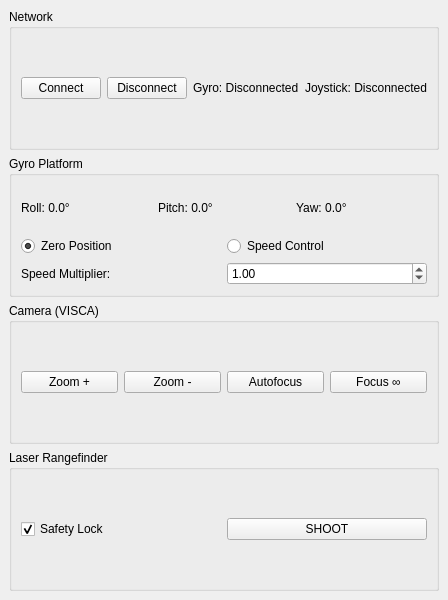
Shimanovich/gsp_control, file mainwindow.ui: the form before one commit.
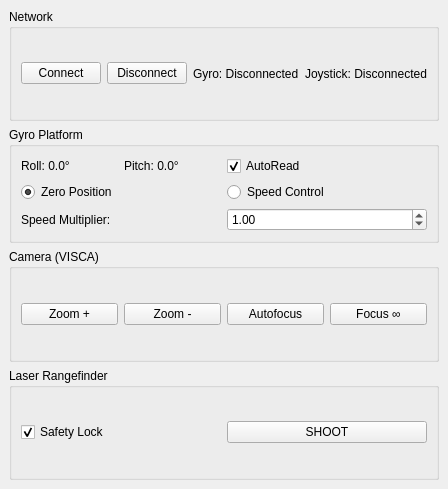
The form after the commit.

```diff
--- a/mainwindow.ui
+++ b/mainwindow.ui
@@ -6,8 +6,8 @@
    <rect>
     <x>0</x>
     <y>0</y>
-    <width>262</width>
-    <height>600</height>
+    <width>316</width>
+    <height>489</height>
    </rect>
   </property>
   <property name="windowTitle">
@@ -17,6 +17,9 @@
    <layout class="QVBoxLayout" name="verticalLayout">
     <item>
      <widget class="QGroupBox" name="groupNetwork">
+      <property name="enabled">
+       <bool>true</bool>
+      </property>
       <property name="title">
        <string>Network</string>
       </property>
@@ -65,21 +68,7 @@
          </property>
         </widget>
        </item>
-       <item row="0" column="1">
-        <widget class="QLabel" name="labelPitch">
-         <property name="text">
-          <string>Pitch: 0.0°</string>
-         </property>
-        </widget>
-       </item>
-       <item row="0" column="2">
-        <widget class="QLabel" name="labelYaw">
-         <property name="text">
-          <string>Yaw: 0.0°</string>
-         </property>
-        </widget>
-       </item>
-       <item row="1" column="0" colspan="3">
+       <item row="1" column="0" colspan="4">
         <layout class="QHBoxLayout" name="horizontalLayoutMode">
          <item>
           <widget class="QRadioButton" name="radioZeroMode">
@@ -100,7 +89,14 @@
          </item>
         </layout>
        </item>
-       <item row="2" column="0" colspan="3">
+       <item row="0" column="1">
+        <widget class="QLabel" name="labelPitch">
+         <property name="text">
+          <string>Pitch: 0.0°</string>
+         </property>
+        </widget>
+       </item>
+       <item row="2" column="0" colspan="4">
         <layout class="QHBoxLayout" name="horizontalLayoutMultiplier">
          <item>
           <widget class="QLabel" name="labelMultiplier">
@@ -127,6 +123,19 @@
          </item>
         </layout>
        </item>
+       <item row="0" column="2">
+        <widget class="QCheckBox" name="cBoxAutoSimpleIntr">
+         <property name="enabled">
+          <bool>true</bool>
+         </property>
+         <property name="text">
+          <string>AutoRead</string>
+         </property>
+         <property name="checked">
+          <bool>true</bool>
+         </property>
+        </widget>
+       </item>
       </layout>
      </widget>
     </item>
```
